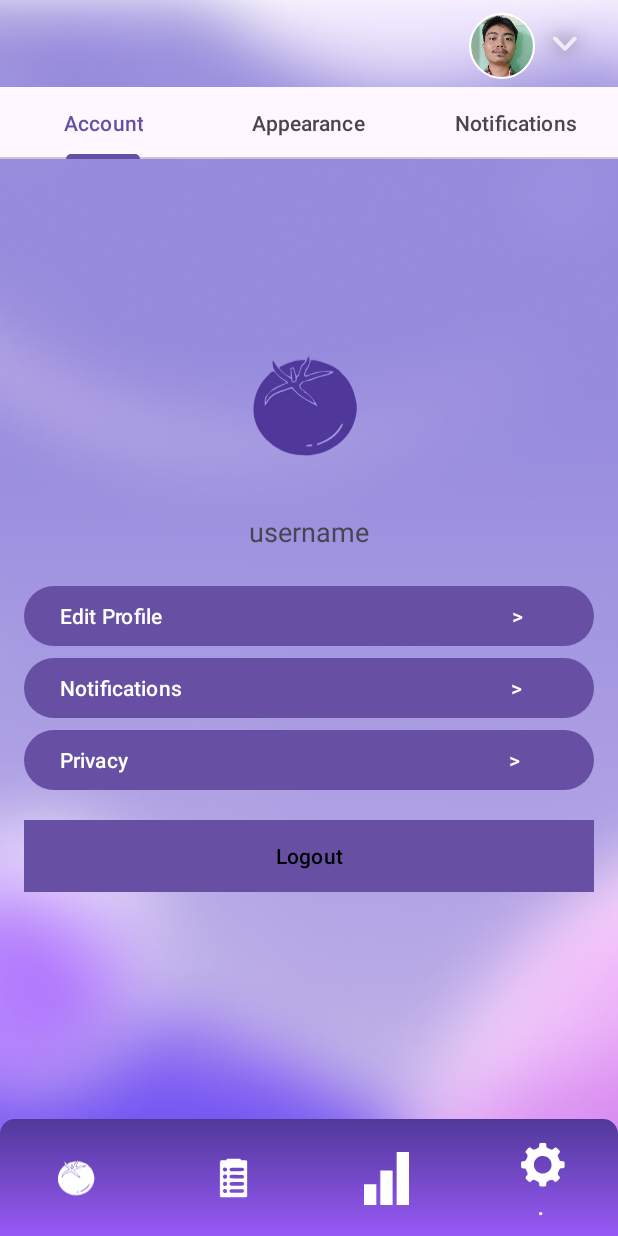
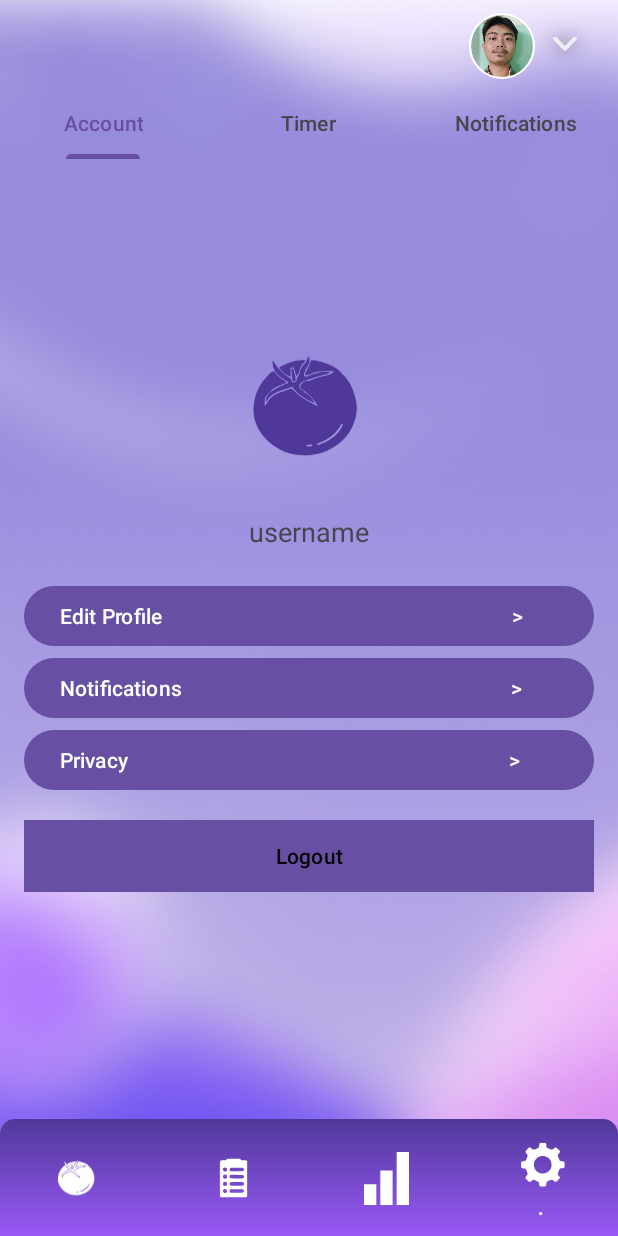
Before and after one commit to ScarlettRed6/pomodoro-timer, an Android app: the SettingsFragment screen opened through its navigation route, on a phone screen of 412 x 824 dp. Run offline under Robolectric (Android 15) with nearby library versions, the phone set to English and light mode, and no system bars; our stand-ins replace CircleImageView, data binding, navigation-ui.

Commit message:
Feat: viewprofile navigates to settings screen, modified files

```diff
--- a/app/src/main/java/com/example/pomodoro_timer/ui/activity/MainActivity.java
+++ b/app/src/main/java/com/example/pomodoro_timer/ui/activity/MainActivity.java
@@ -21,6 +21,7 @@ import androidx.navigation.ui.NavigationUI;
 import com.example.pomodoro_timer.R;
 import com.example.pomodoro_timer.viewmodels.SharedViewModel;
 import com.google.android.material.bottomnavigation.BottomNavigationView;
+import com.google.android.material.textview.MaterialTextView;
 
 import de.hdodenhof.circleimageview.CircleImageView;
 
@@ -31,6 +32,7 @@ public class MainActivity extends AppCompatActivity {
     private LinearLayout profileContainer;
     private View dropdownOverlay;
     private LinearLayout dropdownMenu;
+    private MaterialTextView viewProfile;
 
     //method for edge to edge(optional)
     protected void edge(){
@@ -56,6 +58,7 @@ public class MainActivity extends AppCompatActivity {
         mainLayout = findViewById(R.id.main);
         mainLayout.setBackgroundResource(R.drawable.background_app1);
         profileContainer = findViewById(R.id.profile_container_id);
+        viewProfile = findViewById(R.id.view_profile);
         setupNavigation();
         showFab();
         showProfileDropDown();
@@ -72,6 +75,17 @@ public class MainActivity extends AppCompatActivity {
         NavigationUI.setupWithNavController(bottomNav, navController);
 
         SharedViewModel sharedVM = new ViewModelProvider(this).get(SharedViewModel.class);
+
+        //Navigate to settings screen from view profile
+        viewProfile.setOnClickListener(v -> {
+            Log.d("Dropdown", "View Profile clicked");
+
+            //Delays to allow navigation to happen first
+            v.postDelayed(() -> {
+                hideDropdown();
+                bottomNav.setSelectedItemId(R.id.menu_settings);
+            }, 100);
+        });
 
         //Setup FAB control
         navController.addOnDestinationChangedListener((controller, destination, arguments) -> {
@@ -185,10 +199,10 @@ public class MainActivity extends AppCompatActivity {
             hideDropdown();
         });
 
-        findViewById(R.id.view_profile).setOnClickListener(v -> {
-            Log.d("Dropdown", "View Profile clicked");
-            hideDropdown();
-        });
+//        findViewById(R.id.view_profile).setOnClickListener(v -> {
+//            Log.d("Dropdown", "View Profile clicked");
+//            hideDropdown();
+//        });
     }//End of showProfileDropDown method
 
     private void hideDropdown() {
--- a/app/src/main/java/com/example/pomodoro_timer/ui/fragments/SettingsFragment.java
+++ b/app/src/main/java/com/example/pomodoro_timer/ui/fragments/SettingsFragment.java
@@ -43,7 +43,7 @@ public class SettingsFragment extends Fragment {
             if (position == 0) {
                 tab.setText("Account");
             } else if (position == 1) {
-                tab.setText("Appearance");
+                tab.setText("Timer");
             } else {
                 tab.setText("Notifications");
             }
--- a/app/src/main/res/layout/activity_main.xml
+++ b/app/src/main/res/layout/activity_main.xml
@@ -142,14 +142,19 @@
             android:layout_width="wrap_content"
             android:layout_height="wrap_content"
             android:text="@string/my_account"
+            android:textStyle="bold"
             android:padding="8dp"
             android:layout_marginEnd="50dp"/>
 
-        <TextView
+        <com.google.android.material.textview.MaterialTextView
             android:id="@+id/view_profile"
             android:layout_width="wrap_content"
             android:layout_height="wrap_content"
+            android:clickable="true"
+            android:focusable="true"
             android:text="@string/view_profile"
+            android:textColor="@color/task_indicator_color2"
+            android:textStyle="italic"
             android:padding="8dp"/>
     </LinearLayout>
 </FrameLayout>
--- a/app/src/main/res/layout/fragment_settings.xml
+++ b/app/src/main/res/layout/fragment_settings.xml
@@ -18,6 +18,7 @@
             android:layout_height="wrap_content"
             app:tabMode="fixed"
             app:tabGravity="fill"
+            android:background="@android:color/transparent"
             app:layout_constraintTop_toTopOf="parent" />
 
         <androidx.viewpager2.widget.ViewPager2
--- a/app/src/main/res/layout/fragment_task_add.xml
+++ b/app/src/main/res/layout/fragment_task_add.xml
@@ -32,6 +32,7 @@
         android:id="@+id/task_tab_layout_id"
         android:layout_width="0dp"
         android:layout_height="wrap_content"
+        android:background="@android:color/transparent"
         app:tabIndicatorFullWidth="false"
         app:tabIndicatorColor="@color/count_down_color"
         app:layout_constraintTop_toTopOf="parent"
```
